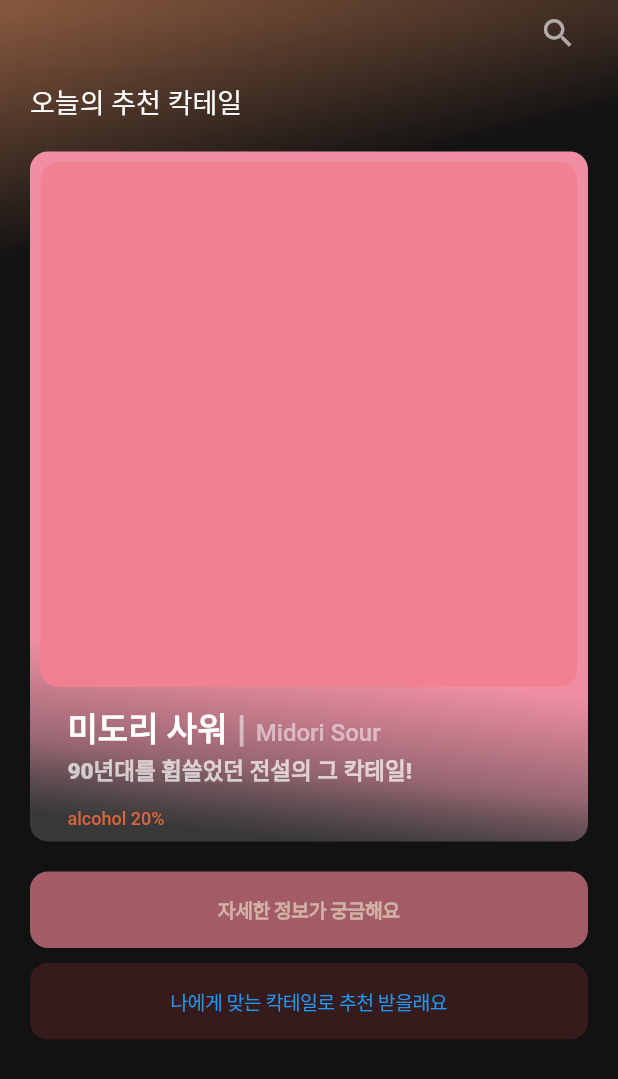
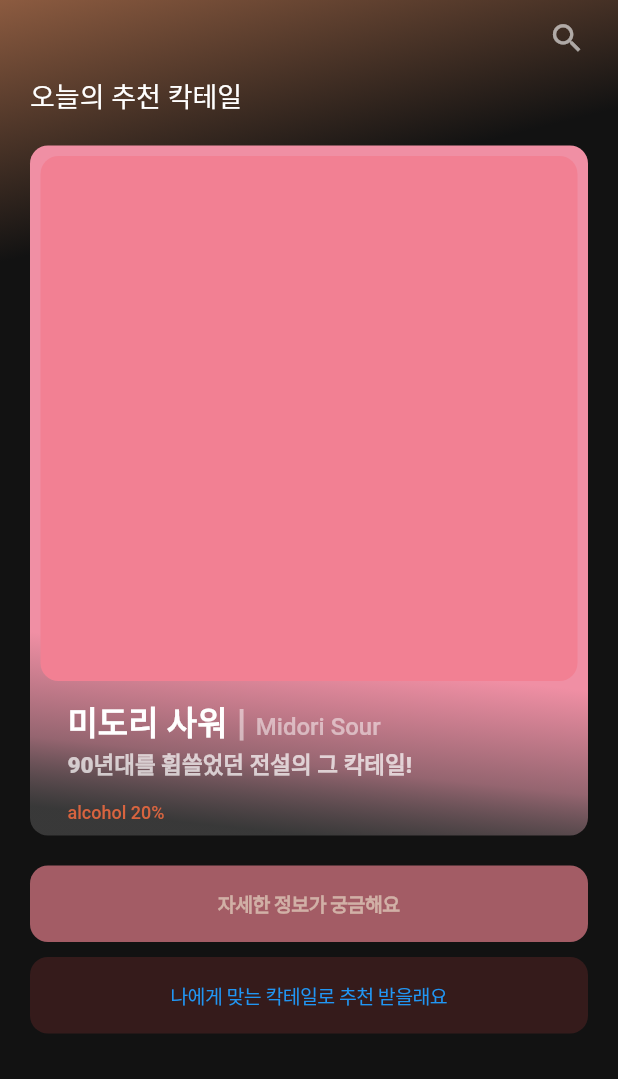
Before and after one commit to cocktail-Ohzu/Ohzu-FrontEnd, a Flutter app: the screen it shows after launch, on a phone screen of 412 x 824 dp. Shown: the top 1079 px of the screen. Run offline on Flutter 3.47's test engine with Material 2 defaults, Android fonts, the phone set to English and light mode, and no system bars.

Commit message:
머터리얼 앱 바 변경

```diff
--- a/lib/main.dart
+++ b/lib/main.dart
@@ -44,21 +44,26 @@ class _MyHomePageState extends State<MyHomePage> {
           )),
       child: Scaffold(
         backgroundColor: Colors.transparent,
-        appBar: CupertinoNavigationBar(
+        appBar: AppBar(
+            toolbarHeight: 40,
             backgroundColor: Colors.transparent,
-            border: const Border(bottom: BorderSide(color: Colors.transparent)),
+            elevation: 0,
             //middle: Text(widget.title),
-            trailing: IconButton(
+            actions: [
+              Container(
+                margin: const EdgeInsets.fromLTRB(0, 5, 10, 0),
+                child: IconButton(
                   onPressed: () {},
-              //splashColor: Colors.transparent,
-              splashRadius: 12,
-              highlightColor: Colors.transparent,
+                  splashRadius: 18,
                   icon: const Icon(
                     Icons.search,
                     size: 25,
                   ),
                   color: Colors.white.withOpacity(0.6),
-            )),
+                ),
+              )
+            ]
+        ),
         body: SingleChildScrollView(
             child: Container(
               margin: const EdgeInsets.fromLTRB(20, 0, 20, 5),
```
Lines whose indentation alone changed are shown as unchanged.
